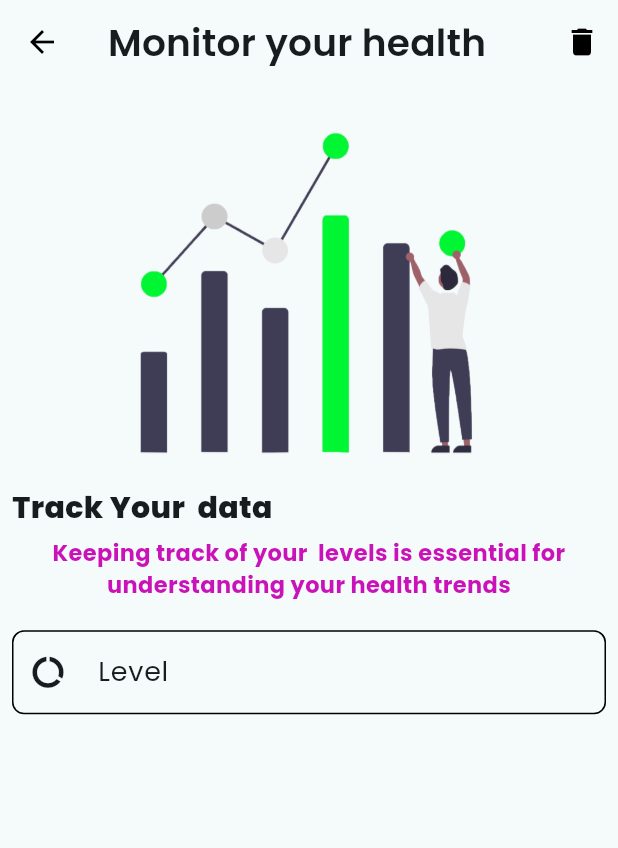
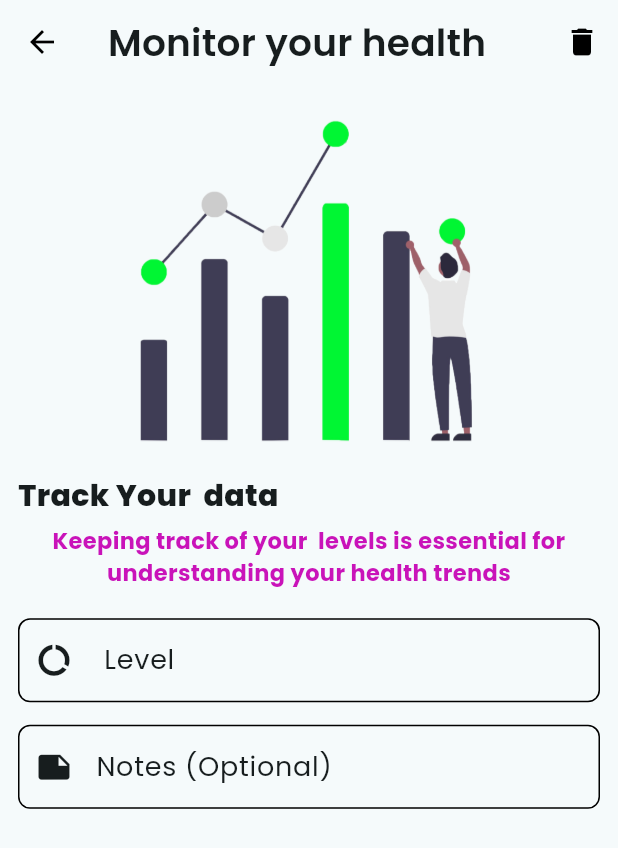
Before and after one commit to andriimobdev25/healthcare-app, a Flutter app: the AddAnalyticDataPage screen opened directly with empty values, on a phone screen of 412 x 824 dp. Shown: the top 848 px of the screen. Run offline on Flutter 3.47's test engine with Material 3 defaults, Android fonts, the phone set to English and light mode, and no system bars; our stand-ins replace animate_do, cloud_firestore, firebase_auth, firebase_core, firebase_messaging, firebase_storage and 8 more; missing offline and left inert: google_mlkit_text_recognition; accounts and stored records are empty; network calls fail.

Commit message:
Add optional notes input field to AddAnalyticDataPage

```diff
--- a/lib/pages/analytics/add_analytic_data_page.dart
+++ b/lib/pages/analytics/add_analytic_data_page.dart
@@ -44,8 +44,8 @@ class _AddAnalyticDataPageState extends State<AddAnalyticDataPage> {
         child: SingleChildScrollView(
           child: Padding(
             padding: const EdgeInsets.symmetric(
-              vertical: 16,
-              horizontal: 8,
+              vertical: 8,
+              horizontal: 12,
             ),
             child: Column(
               crossAxisAlignment: CrossAxisAlignment.start,
@@ -103,6 +103,18 @@ class _AddAnalyticDataPageState extends State<AddAnalyticDataPage> {
                           return null;
                         },
                       ),
+                      SizedBox(
+                        height: 15,
+                      ),
+                      CustomInput(
+                        controller: _notesController,
+                        labelText: "Notes (Optional)",
+                        icon: Icons.note,
+                        obsecureText: false,
+                      ),
+                      SizedBox(
+                        height: 15,
+                      ),
                     ],
                   ),
                 ),
```
